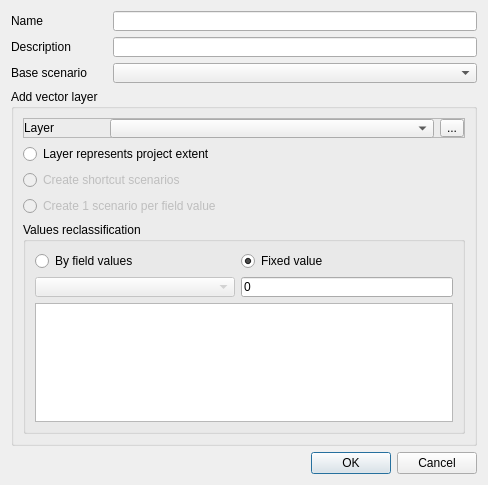
First picture: the form in ui/scenario_dialog.ui, repository MathieuChailloux/MitiConnect, before the edit.
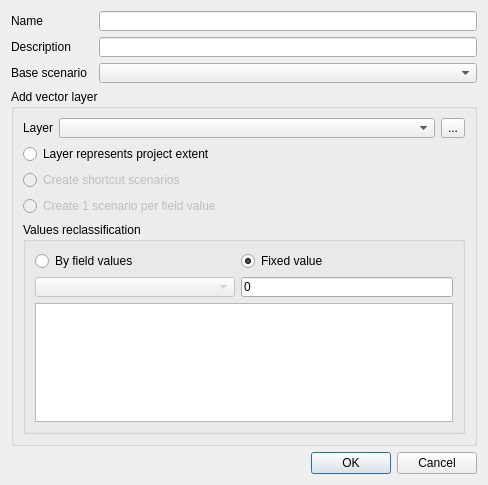
Second picture: the form after the edit. Custom widgets are drawn as their Qt base class.

The edit to the form file:
```diff
--- a/ui/scenario_dialog.ui
+++ b/ui/scenario_dialog.ui
@@ -24,7 +24,7 @@
     <widget class="QLabel" name="label_3">
      <property name="minimumSize">
       <size>
-       <width>90</width>
+       <width>0</width>
        <height>0</height>
       </size>
      </property>
@@ -54,7 +54,7 @@
          </size>
         </property>
         <property name="frameShape">
-         <enum>QFrame::StyledPanel</enum>
+         <enum>QFrame::NoFrame</enum>
         </property>
         <property name="frameShadow">
          <enum>QFrame::Raised</enum>
@@ -75,20 +75,20 @@
          <item>
           <widget class="QLabel" name="label_4">
            <property name="sizePolicy">
-            <sizepolicy hsizetype="Fixed" vsizetype="Fixed">
+            <sizepolicy hsizetype="Preferred" vsizetype="Fixed">
              <horstretch>0</horstretch>
              <verstretch>0</verstretch>
             </sizepolicy>
            </property>
            <property name="minimumSize">
             <size>
-             <width>29</width>
+             <width>0</width>
              <height>0</height>
             </size>
            </property>
            <property name="maximumSize">
             <size>
-             <width>80</width>
+             <width>16777215</width>
              <height>16777215</height>
             </size>
            </property>
@@ -99,6 +99,12 @@
          </item>
          <item>
           <widget class="QgsMapLayerComboBox" name="scLayerCombo">
+           <property name="sizePolicy">
+            <sizepolicy hsizetype="Expanding" vsizetype="Fixed">
+             <horstretch>0</horstretch>
+             <verstretch>0</verstretch>
+            </sizepolicy>
+           </property>
            <property name="minimumSize">
             <size>
              <width>0</width>
@@ -115,6 +121,18 @@
          </item>
          <item>
           <widget class="QToolButton" name="scLayerButton">
+           <property name="minimumSize">
+            <size>
+             <width>0</width>
+             <height>20</height>
+            </size>
+           </property>
+           <property name="maximumSize">
+            <size>
+             <width>16777215</width>
+             <height>20</height>
+            </size>
+           </property>
            <property name="text">
             <string>...</string>
            </property>
@@ -298,6 +316,12 @@
    </item>
    <item row="2" column="2">
     <widget class="QComboBox" name="scBase">
+     <property name="sizePolicy">
+      <sizepolicy hsizetype="Expanding" vsizetype="Fixed">
+       <horstretch>0</horstretch>
+       <verstretch>0</verstretch>
+      </sizepolicy>
+     </property>
      <property name="minimumSize">
       <size>
        <width>0</width>
@@ -332,7 +356,7 @@
     <widget class="QLabel" name="label_2">
      <property name="minimumSize">
       <size>
-       <width>90</width>
+       <width>0</width>
        <height>0</height>
       </size>
      </property>
```
Left out of the diff: 12 changed lines with no effect on the pictures.
